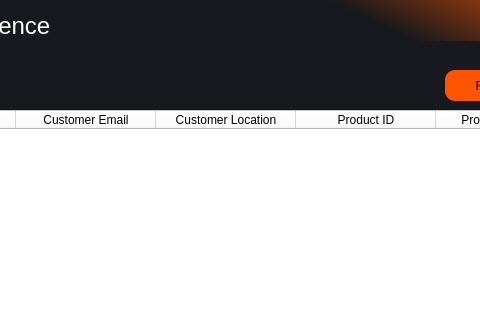
First picture: the form in backend_files/ui_files/orders.ui, repository CS3250-Ctrl-Intelligence/Team-Project_Python, before the edit; both pictures show x 245 to 725 and y 0 to 320 of the 891 by 561 pixel window.
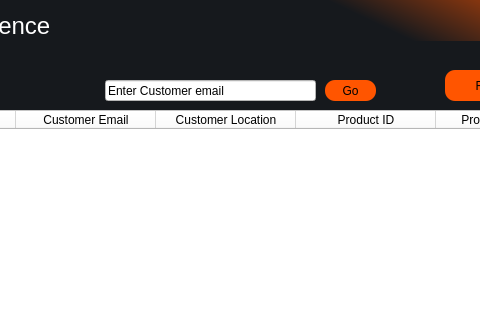
Second picture: the form after the edit. Icons and pictures are not drawn.

Commit message: Created the README for the project and implemented a search function on the orders and inventory tables. Create minor QOL fixes like the passwords when creating an employee were not hidden but now they are

What changed in the file:
```diff
--- a/backend_files/ui_files/orders.ui
+++ b/backend_files/ui_files/orders.ui
@@ -775,6 +775,39 @@
      <string>Fetch</string>
     </property>
    </widget>
+   <widget class="QLineEdit" name="lineEdit">
+    <property name="geometry">
+     <rect>
+      <x>230</x>
+      <y>40</y>
+      <width>211</width>
+      <height>21</height>
+     </rect>
+    </property>
+    <property name="styleSheet">
+     <string notr="true">background-color: rgb(255, 255, 255);</string>
+    </property>
+    <property name="text">
+     <string>Enter Customer email</string>
+    </property>
+   </widget>
+   <widget class="QPushButton" name="searchBtn">
+    <property name="geometry">
+     <rect>
+      <x>450</x>
+      <y>40</y>
+      <width>51</width>
+      <height>21</height>
+     </rect>
+    </property>
+    <property name="styleSheet">
+     <string notr="true">background-color: rgb(255, 85, 0);
+border-radius: 10px;</string>
+    </property>
+    <property name="text">
+     <string>Go</string>
+    </property>
+   </widget>
   </widget>
   <widget class="QWidget" name="header" native="true">
    <property name="geometry">
```
Left out of the diff: 18 changed lines with no effect on the pictures. The commit also changes 18 other files.
